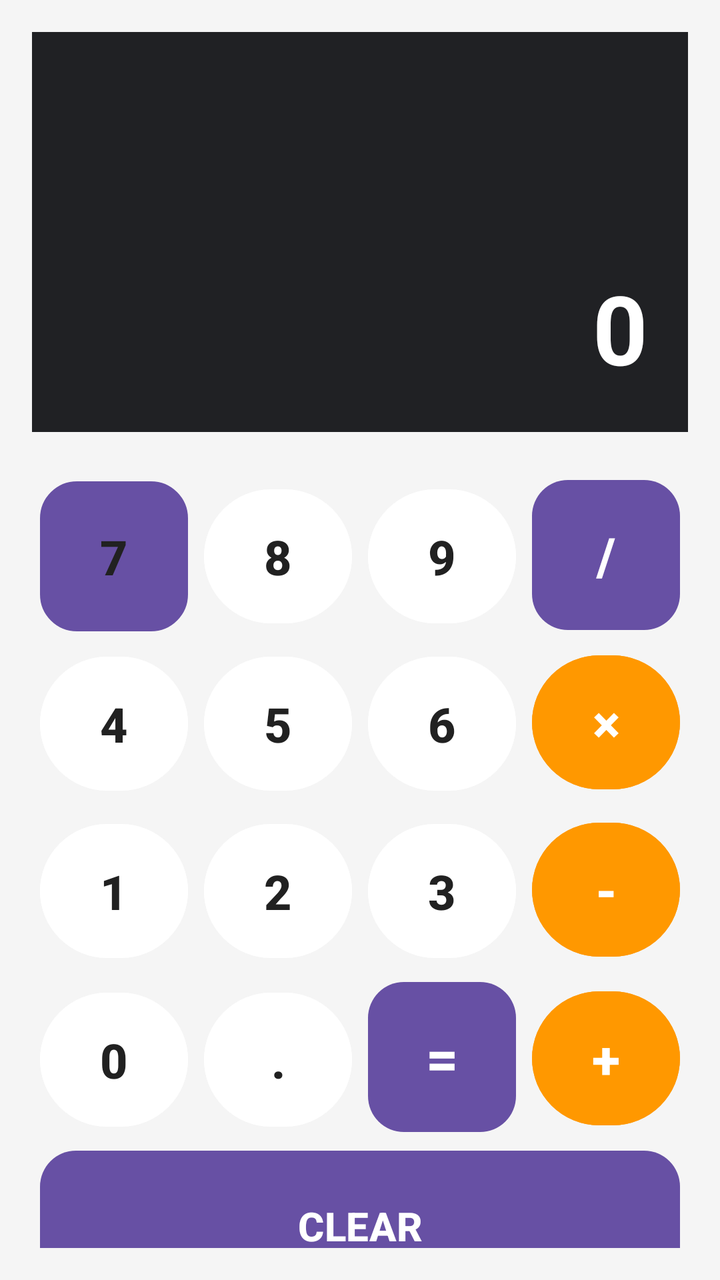
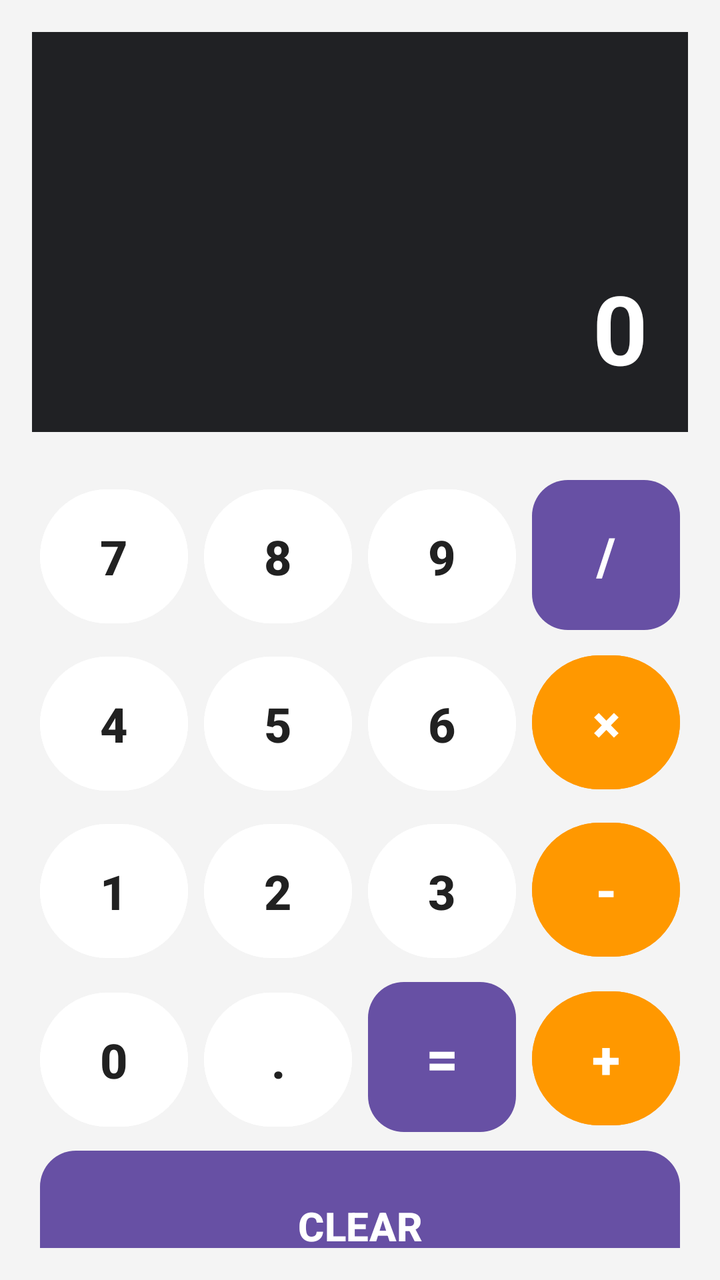

An Android layout rendered at two revisions. The XML below is the earlier revision; the diff shows what the commit changed to produce the second picture.
<!-- AndroidManifest.xml: application theme Theme.DeviceTrackerApp -->
<!-- res/layout/activity_main.xml -->
<?xml version="1.0" encoding="utf-8"?>
<LinearLayout xmlns:android="http://schemas.android.com/apk/res/android"
    android:layout_width="match_parent"
    android:layout_height="match_parent"
    android:orientation="vertical"
    android:background="#F5F5F5"
    android:padding="16dp">

    <TextView
        android:id="@+id/result"
        android:layout_width="match_parent"
        android:layout_height="200dp"
        android:layout_marginBottom="20dp"
        android:background="#202124"
        android:gravity="bottom|end"
        android:padding="20dp"
        android:text="0"
        android:textColor="#FFFFFF"
        android:textSize="48sp"
        android:textStyle="bold" />

    <GridLayout
        android:layout_width="match_parent"
        android:layout_height="wrap_content"
        android:alignmentMode="alignMargins"
        android:columnCount="4"
        android:rowCount="5"
        android:useDefaultMargins="true">

        

        <Button
            android:id="@+id/btn7"
            android:layout_width="0dp"
            android:layout_height="75dp"
            android:layout_columnWeight="1"
            android:background="@drawable/button_bg"
            android:text="7"
            android:textColor="#212121"
            android:textSize="24sp"
            android:textStyle="bold" />

        <Button
            android:id="@+id/btn8"
            android:layout_width="0dp"
            android:layout_height="75dp"
            android:layout_columnWeight="1"
            android:backgroundTint="#FFFFFF"
            android:text="8"
            android:textColor="#212121"
            android:textSize="24sp"
            android:textStyle="bold" />

        <Button
            android:id="@+id/btn9"
            android:layout_width="0dp"
            android:layout_height="75dp"
            android:layout_columnWeight="1"
            android:backgroundTint="#FFFFFF"
            android:text="9"
            android:textColor="#212121"
            android:textSize="24sp"
            android:textStyle="bold" />

        <Button
            android:id="@+id/btnDivide"
            android:layout_width="0dp"
            android:layout_height="75dp"
            android:layout_columnWeight="1"
            android:background="@drawable/operator_bg"
            android:text="/"
            android:textColor="#FFFFFF"
            android:textSize="26sp"
            android:textStyle="bold" />

        

        <Button
            android:id="@+id/btn4"
            android:layout_width="0dp"
            android:layout_height="75dp"
            android:layout_columnWeight="1"
            android:backgroundTint="#FFFFFF"
            android:text="4"
            android:textColor="#212121"
            android:textSize="24sp"
            android:textStyle="bold" />

        <Button
            android:id="@+id/btn5"
            android:layout_width="0dp"
            android:layout_height="75dp"
            android:layout_columnWeight="1"
            android:backgroundTint="#FFFFFF"
            android:text="5"
            android:textColor="#212121"
            android:textSize="24sp"
            android:textStyle="bold" />

        <Button
            android:id="@+id/btn6"
            android:layout_width="0dp"
            android:layout_height="75dp"
            android:layout_columnWeight="1"
            android:backgroundTint="#FFFFFF"
            android:text="6"
            android:textColor="#212121"
            android:textSize="24sp"
            android:textStyle="bold" />

        <Button
            android:id="@+id/btnMultiply"
            android:layout_width="0dp"
            android:layout_height="75dp"
            android:layout_columnWeight="1"
            android:backgroundTint="#FF9800"
            android:text="×"
            android:textColor="#FFFFFF"
            android:textSize="26sp"
            android:textStyle="bold" />

        

        <Button
            android:id="@+id/btn1"
            android:layout_width="0dp"
            android:layout_height="75dp"
            android:layout_columnWeight="1"
            android:backgroundTint="#FFFFFF"
            android:text="1"
            android:textColor="#212121"
            android:textSize="24sp"
            android:textStyle="bold" />

        <Button
            android:id="@+id/btn2"
            android:layout_width="0dp"
            android:layout_height="75dp"
            android:layout_columnWeight="1"
            android:backgroundTint="#FFFFFF"
            android:text="2"
            android:textColor="#212121"
            android:textSize="24sp"
            android:textStyle="bold" />

        <Button
            android:id="@+id/btn3"
            android:layout_width="0dp"
            android:layout_height="75dp"
            android:layout_columnWeight="1"
            android:backgroundTint="#FFFFFF"
            android:text="3"
            android:textColor="#212121"
            android:textSize="24sp"
            android:textStyle="bold" />

        <Button
            android:id="@+id/btnMinus"
            android:layout_width="0dp"
            android:layout_height="75dp"
            android:layout_columnWeight="1"
            android:backgroundTint="#FF9800"
            android:text="-"
            android:textColor="#FFFFFF"
            android:textSize="26sp"
            android:textStyle="bold" />

        

        <Button
            android:id="@+id/btn0"
            android:layout_width="0dp"
            android:layout_height="75dp"
            android:layout_columnWeight="1"
            android:backgroundTint="#FFFFFF"
            android:text="0"
            android:textColor="#212121"
            android:textSize="24sp"
            android:textStyle="bold" />

        <Button
            android:id="@+id/btnDot"
            android:layout_width="0dp"
            android:layout_height="75dp"
            android:layout_columnWeight="1"
            android:backgroundTint="#FFFFFF"
            android:text="."
            android:textColor="#212121"
            android:textSize="24sp"
            android:textStyle="bold" />

        <Button
            android:id="@+id/btnEqual"
            android:layout_width="0dp"
            android:layout_height="75dp"
            android:layout_columnWeight="1"
            android:background="@drawable/equal_bg"
            android:text="="
            android:textColor="#FFFFFF"
            android:textSize="28sp"
            android:textStyle="bold" />

        <Button
            android:id="@+id/btnPlus"
            android:layout_width="0dp"
            android:layout_height="75dp"
            android:layout_columnWeight="1"
            android:backgroundTint="#FF9800"
            android:text="+"
            android:textColor="#FFFFFF"
            android:textSize="26sp"
            android:textStyle="bold" />

        

        <Button
            android:id="@+id/btnClear"
            android:layout_width="0dp"
            android:layout_height="75dp"
            android:layout_columnSpan="4"
            android:layout_columnWeight="4"
            android:background="@drawable/clear_bg"
            android:text="CLEAR"
            android:textColor="#FFFFFF"
            android:textSize="20sp"
            android:textStyle="bold" />

    </GridLayout>

</LinearLayout>
<!-- resources referenced by this layout -->
<resources>
  <!-- drawable button_bg (drawable) -->
  <?xml version="1.0" encoding="utf-8"?>
  <selector xmlns:android="http://schemas.android.com/apk/res/android">
  
      <item android:state_pressed="true">
          <shape>
              <corners android:radius="18dp"/>
              <solid android:color="#E0E0E0"/>
          </shape>
      </item>
  
      <item>
          <shape>
              <corners android:radius="18dp"/>
              <solid android:color="#FFFFFF"/>
              <stroke
                  android:width="1dp"
                  android:color="#DDDDDD"/>
          </shape>
      </item>
  
  </selector>
  <!-- drawable clear_bg (drawable) -->
  <?xml version="1.0" encoding="utf-8"?>
  <selector xmlns:android="http://schemas.android.com/apk/res/android">
  
      <item android:state_pressed="true">
          <shape>
              <corners android:radius="18dp"/>
              <solid android:color="#C62828"/>
          </shape>
      </item>
  
      <item>
          <shape>
              <corners android:radius="18dp"/>
              <solid android:color="#F44336"/>
          </shape>
      </item>
  
  </selector>
  <!-- drawable equal_bg (drawable) -->
  <?xml version="1.0" encoding="utf-8"?>
  <selector xmlns:android="http://schemas.android.com/apk/res/android">
  
      <item android:state_pressed="true">
          <shape>
              <corners android:radius="18dp"/>
              <solid android:color="#2E7D32"/>
          </shape>
      </item>
  
      <item>
          <shape>
              <corners android:radius="18dp"/>
              <solid android:color="#4CAF50"/>
          </shape>
      </item>
  
  </selector>
  <!-- drawable operator_bg (drawable) -->
  <?xml version="1.0" encoding="utf-8"?>
  <selector xmlns:android="http://schemas.android.com/apk/res/android">
  
      <item android:state_pressed="true">
          <shape>
              <corners android:radius="18dp"/>
              <solid android:color="#F57C00"/>
          </shape>
      </item>
  
      <item>
          <shape>
              <corners android:radius="18dp"/>
              <solid android:color="#FF9800"/>
          </shape>
      </item>
  
  </selector>
  <style name="Theme.DeviceTrackerApp" parent="Base.Theme.DeviceTrackerApp" />
  <style name="Base.Theme.DeviceTrackerApp" parent="Theme.Material3.DayNight.NoActionBar">
          
          
      </style>
</resources>

<!-- the commit's change to res/layout/activity_main.xml (unified diff, before → after) -->
@@ -3,7 +3,7 @@
     android:layout_width="match_parent"
     android:layout_height="match_parent"
     android:orientation="vertical"
-    android:background="#F5F5F5"
+    android:background="#F4F4F4"
     android:padding="16dp">
 
     <TextView
@@ -34,7 +34,7 @@
             android:layout_width="0dp"
             android:layout_height="75dp"
             android:layout_columnWeight="1"
-            android:background="@drawable/button_bg"
+            android:backgroundTint="#FFFFFF"
             android:text="7"
             android:textColor="#212121"
             android:textSize="24sp"
<!-- resource entries referenced after the edit -->
@@ -1,27 +1,5 @@
 <!-- resources referenced by this layout -->
 <resources>
-  <!-- drawable button_bg (drawable) -->
-  <?xml version="1.0" encoding="utf-8"?>
-  <selector xmlns:android="http://schemas.android.com/apk/res/android">
-  
-      <item android:state_pressed="true">
-          <shape>
-              <corners android:radius="18dp"/>
-              <solid android:color="#E0E0E0"/>
-          </shape>
-      </item>
-  
-      <item>
-          <shape>
-              <corners android:radius="18dp"/>
-              <solid android:color="#FFFFFF"/>
-              <stroke
-                  android:width="1dp"
-                  android:color="#DDDDDD"/>
-          </shape>
-      </item>
-  
-  </selector>
   <!-- drawable clear_bg (drawable) -->
   <?xml version="1.0" encoding="utf-8"?>
   <selector xmlns:android="http://schemas.android.com/apk/res/android">
@@ -29,7 +7,7 @@
       <item android:state_pressed="true">
           <shape>
               <corners android:radius="18dp"/>
-              <solid android:color="#C62828"/>
+              <solid android:color="#DC2E2E"/>
           </shape>
       </item>
   
